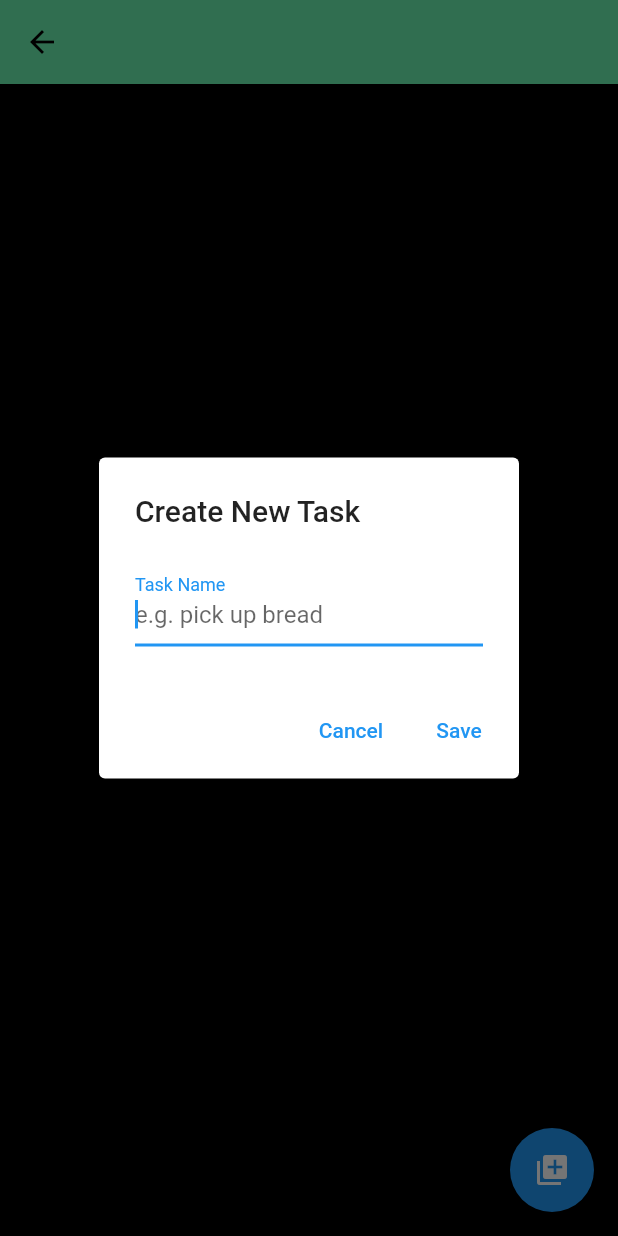
After one commit to AndreyK1105/flutter_app1, a Flutter app: the ListDb screen opened directly, after a tap on the "library add" icon, on a phone screen of 412 x 824 dp. The commit adds this screen. Run offline on Flutter 3.47's test engine with Material 2 defaults, Android fonts, the phone set to English and light mode, and no system bars; our stand-ins replace cloud_firestore, firebase_auth, firebase_core, firebase_database, sqflite; accounts and stored records are empty.

Commit message:
Initial commit

```diff
--- a/lib/main.dart
+++ b/lib/main.dart
@@ -5,12 +5,14 @@ import 'package:flutter/material.dart';
 import 'package:flutter_app1/screens/landing.dart';
 //import 'package:flutter_app1/screens/test.dart';
 import 'package:flutter_app1/service/auth.dart';
+import 'package:flutter_app1/service/db.dart';
 import 'package:provider/provider.dart';
 
 import 'service/user.dart';
 
-void main() {
+Future<void> main()  async {
   WidgetsFlutterBinding.ensureInitialized();
+  await Db.init();
   runApp(
     MyApp());}
 
--- /dev/null
+++ b/lib/screens/listDb.dart
@@ -0,0 +1,111 @@
+import 'package:flutter/cupertino.dart';
+import 'package:flutter/material.dart';
+import 'package:flutter_app1/service/db.dart';
+import 'package:flutter_app1/service/word.dart';
+
+class ListDb extends StatefulWidget {
+  final String title="";
+
+  @override
+  _MyHomePageState createState() => _MyHomePageState();
+
+}
+class  _MyHomePageState extends State <ListDb>{
+  String _task;
+  List <Word> _tasks=[];
+  TextStyle _style = TextStyle(color: Colors.white, fontSize: 24);
+
+  Widget format(Word item){
+    return Align(alignment: Alignment.centerLeft,
+      child: Column(
+        children: [
+          Text(item.id.toString()),
+          Text("english: " +item.english, style: _style,),
+          Text("russia: "+item.russia),
+          Text(item.transcr),
+          Text("  "),
+        ],
+      ),
+    );
+  }
+  List<Widget>get _items => _tasks.map((item) => format(item)).toList();
+
+  @override
+  void initState() {
+
+    refresh();
+    super.initState();
+  }
+
+  void refresh() async {
+
+    List<Map<String, dynamic>> _results = await Db.query(Word.table);
+    _tasks = _results.map((item) => Word.fromMap(item)).toList();
+    setState(() { });
+
+  }
+
+  void _save() async {
+    Navigator.of(context).pop();
+    Word item = Word(
+        english: _task,
+        russia: "",
+        transcr: "",
+        complete: false
+    );
+    await Db.insert(Word.table, item);
+    setState(() => _task = '');
+    refresh();
+
+  }
+
+  void _create(BuildContext context) {
+
+    showDialog(
+        context: context,
+        builder: (BuildContext context) {
+          return AlertDialog(
+            title: Text("Create New Task"),
+            actions: <Widget>[
+              TextButton(
+                  child: Text('Cancel'),
+                  onPressed: () => Navigator.of(context).pop()
+              ),
+              TextButton(
+                  child: Text('Save'),
+                  onPressed: () => _save()
+              )
+            ],
+            content: TextField(
+              autofocus: true,
+              decoration: InputDecoration(labelText: 'Task Name', hintText: 'e.g. pick up bread'),
+              onChanged: (value) { _task = value; },
+            ),
+          );
+        }
+    );
+  }
+
+
+  @override
+  Widget build(BuildContext context) {
+
+
+    return Scaffold(
+        backgroundColor: Colors.black,
+        appBar: AppBar( title: Text(widget.title) ),
+        body: Align(alignment: Alignment.centerLeft,
+          child: Padding( padding: EdgeInsets.fromLTRB(1, 5, 1, 5),
+              child:ListView(children: _items),
+          ),
+        ),
+        floatingActionButton: FloatingActionButton(
+          onPressed: () { _create(context); },
+          tooltip: 'New TODO',
+          child: Icon(Icons.library_add),
+        )
+    );
+  }
+
+
+}
--- a/lib/service/db.dart
+++ b/lib/service/db.dart
@@ -5,10 +5,12 @@ import 'package:sqflite/sqflite.dart';
 abstract class Db{
   static Database _db;
   static int get _version=> 1;
+
   static Future <void> init()async{
-    if(_db!=null){return;}
+    if(_db!=null){print("**************db!=null*******************"); return;}
     try{
       String _path= await getDatabasesPath()+"example";
+      print("PATH*****************$_path");
       _db =await openDatabase(_path, version: _version, onCreate: onCreate);
           }
     catch(ex){
@@ -16,7 +18,7 @@ abstract class Db{
     }
   }
   static void onCreate(Database db, int version) async=>
-      await db.execute('CREATE TABLE todo_items (id INTEGER PRIMARY KEY NOT NULL, english STRING, russia STRING, transcr STRING, complete BOOLEAN)');
+      await db.execute('CREATE TABLE word_item (id INTEGER PRIMARY KEY NOT NULL, english STRING, russia STRING, transcr STRING, complete BOOLEAN)');
   static Future<List<Map<String, dynamic>>> query(String table) async => _db.query(table);
 
   static Future<int> insert(String table, Word word) async =>
```
Also changed, not shown: lib/screens/auth.dart (+10 -0 lines).
